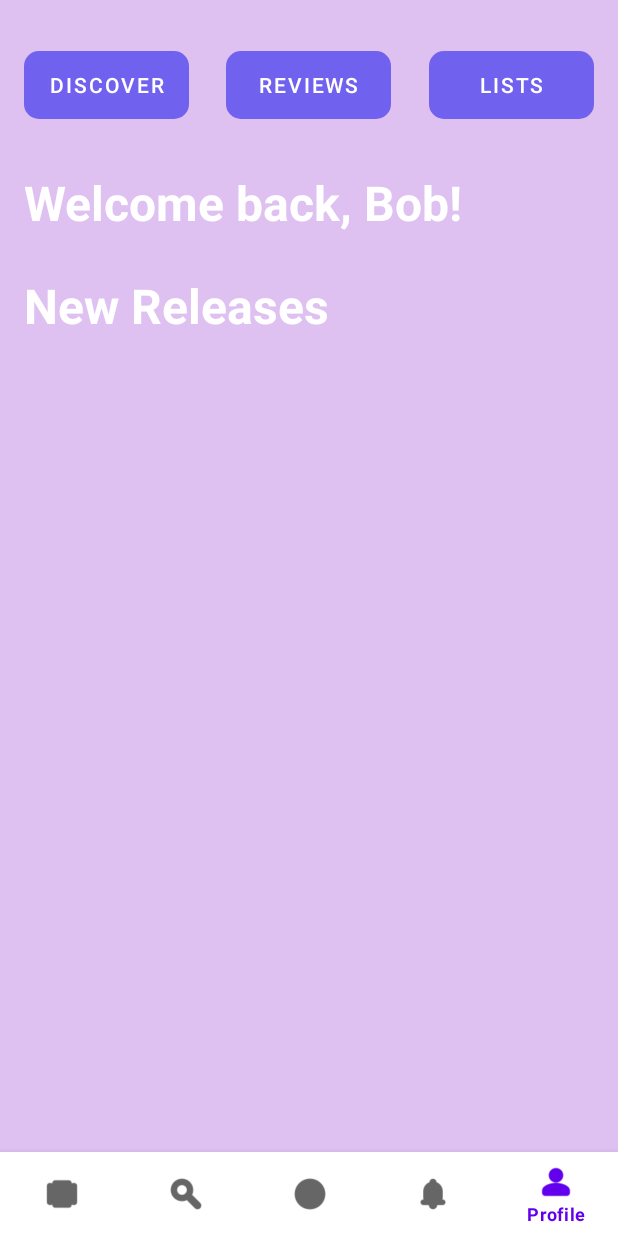
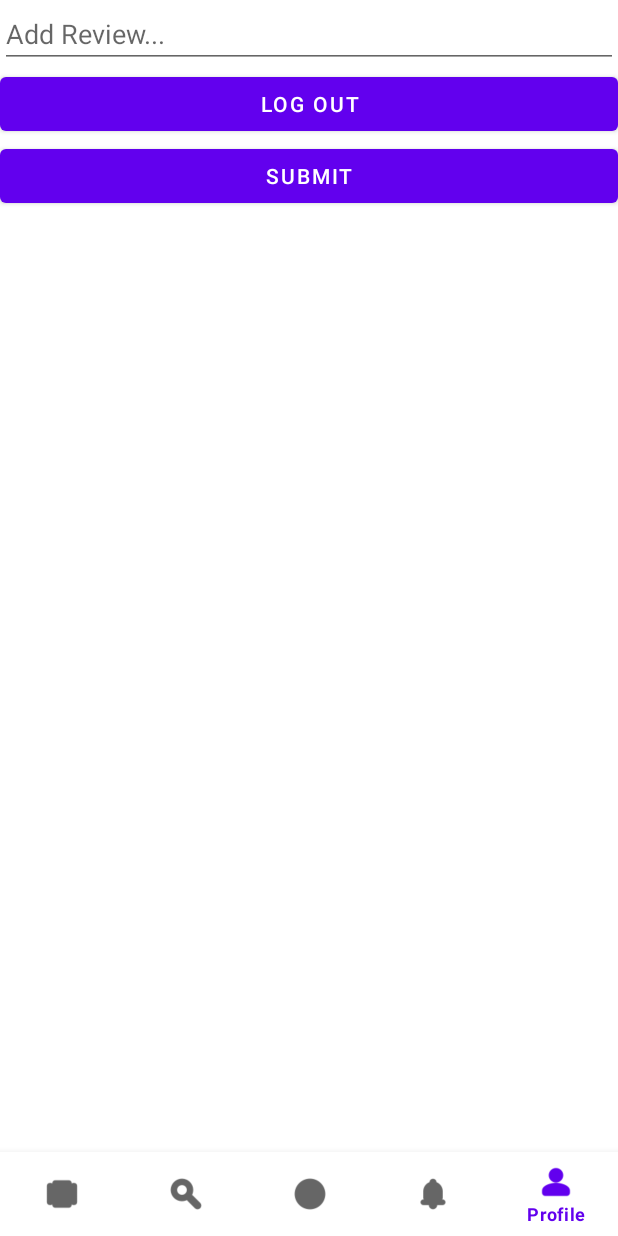
Before and after one commit to TunedTeam/Tuned, an Android app: the MainActivity screen opened directly, with no data from a screen before it, item 5 of the bottom bar chosen, on a phone screen of 412 x 824 dp. Run offline under Robolectric (Android 15) with nearby library versions, the phone set to English and light mode, and no system bars; libraries missing offline, so code that uses them is left out: com.parse.

Commit message:
Profile and Create Review

```diff
--- a/app/src/main/java/com/example/tuned/MainActivity.java
+++ b/app/src/main/java/com/example/tuned/MainActivity.java
@@ -9,7 +9,9 @@ import android.os.Bundle;
 import android.view.MenuItem;
 import android.widget.Toast;
 
+import com.example.tuned.fragments.CreateReviewFragment;
 import com.example.tuned.fragments.DiscoverFragment;
+import com.example.tuned.fragments.ProfileFragment;
 import com.google.android.material.bottomnavigation.BottomNavigationView;
 
 public class MainActivity extends AppCompatActivity {
@@ -40,7 +42,7 @@ public class MainActivity extends AppCompatActivity {
                         break;
                     case R.id.action_create:
                         Toast.makeText(MainActivity.this, "Create Review!", Toast.LENGTH_SHORT).show();
-                        fragment = new DiscoverFragment();
+                        fragment = new CreateReviewFragment();
                         break;
                     case R.id.action_alerts:
                         Toast.makeText(MainActivity.this, "Alerts!", Toast.LENGTH_SHORT).show();
@@ -49,7 +51,7 @@ public class MainActivity extends AppCompatActivity {
                     case R.id.action_profile:
                     default:
                         Toast.makeText(MainActivity.this, "Profile!", Toast.LENGTH_SHORT).show();
-                        fragment = new DiscoverFragment();
+                        fragment = new ProfileFragment();
                         break;
                 }
                 fragmentManager.beginTransaction().replace(R.id.flContainer, fragment).commit();
--- /dev/null
+++ b/app/src/main/java/com/example/tuned/fragments/CreateReviewFragment.java
@@ -0,0 +1,179 @@
+package com.example.tuned.fragments;
+
+import android.content.Intent;
+import android.graphics.Bitmap;
+import android.graphics.BitmapFactory;
+import android.net.Uri;
+import android.os.Bundle;
+
+import androidx.annotation.NonNull;
+import androidx.annotation.Nullable;
+import androidx.core.content.FileProvider;
+import androidx.fragment.app.Fragment;
+
+import android.os.Environment;
+import android.provider.MediaStore;
+import android.util.Log;
+import android.view.LayoutInflater;
+import android.view.View;
+import android.view.ViewGroup;
+import android.widget.Button;
+import android.widget.EditText;
+import android.widget.ImageView;
+import android.widget.ProgressBar;
+import android.widget.Toast;
+
+import com.example.tuned.LoginActivity;
+import com.example.tuned.MainActivity;
+import com.example.tuned.Review;
+import com.example.tuned.ReviewAdapter;
+import com.example.tuned.R;
+import com.example.tuned.Review;
+import com.parse.FindCallback;
+import com.parse.LogOutCallback;
+import com.parse.ParseException;
+import com.parse.ParseFile;
+import com.parse.ParseQuery;
+import com.parse.ParseUser;
+import com.parse.SaveCallback;
+
+import java.io.File;
+import java.util.List;
+
+import static android.app.Activity.RESULT_OK;
+
+/**
+ * A simple {@link Fragment} subclass.
+ */
+public class CreateReviewFragment extends Fragment {
+
+    public static final String TAG = "CreateReview";
+    protected ReviewAdapter adapter;
+    public static final int CAPTURE_IMAGE_ACTIVITY_REQUEST_CODE = 42;
+    private EditText etDescription;
+    private Button btnSubmit;
+    private Button btnLogout;
+
+
+    public CreateReviewFragment() {
+        // Required empty public constructor
+    }
+
+
+    // The onCreateView method is called when Fragment should create its View object hierarchy,
+    @Override
+    public View onCreateView(LayoutInflater inflater, ViewGroup container, Bundle savedInstanceState) {
+        // Defines the xml file for the fragment
+        return inflater.inflate(R.layout.fragment_createreview, container, false);
+    }
+
+
+    // This event is triggered soon after onCreateView().
+    // Any view setup should occur here.  E.g., view lookups and attaching view listeners.
+    @Override
+    public void onViewCreated(@NonNull View view, @Nullable Bundle savedInstanceState) {
+        super.onViewCreated(view, savedInstanceState);
+        etDescription = view.findViewById(R.id.etDescription);
+        btnSubmit = view.findViewById(R.id.btnSubmit);
+        btnLogout = view.findViewById(R.id.btnLogout);
+
+        // queryPosts();
+        btnSubmit.setOnClickListener(new View.OnClickListener() {
+            @Override
+            public void onClick(View view) {
+                String description = etDescription.getText().toString();
+
+                if (description.isEmpty())
+                {
+                    Toast.makeText(getContext(), "Review cannot be empty", Toast.LENGTH_SHORT).show();
+                    return;
+                }
+
+                ParseUser currentUser = ParseUser.getCurrentUser();
+            }
+        });
+
+        btnLogout.setOnClickListener(new View.OnClickListener() {
+            @Override
+            public void onClick(View view) {
+                userLogout();
+            }
+        });
+
+    }
+
+    private void userLogout() {
+        ParseUser.logOutInBackground(new LogOutCallback() {
+            @Override
+            public void done(ParseException e) {
+                if (e != null) {
+                    Log.e(TAG, "Error logging out!", e);
+                    Toast.makeText(getContext(), "Erorr logging out!", Toast.LENGTH_SHORT).show();
+                }
+                Log.i(TAG, "Successfully logged out!");
+                Toast.makeText(getContext(), "Successfully logged out", Toast.LENGTH_SHORT).show();
+                goLoginActivity();
+            }
+        });
+        ParseUser currentUser = ParseUser.getCurrentUser(); // this will now be null
+    }
+
+
+    private void goLoginActivity() {
+        Intent i  = new Intent(getContext(), LoginActivity.class);
+        startActivity(i);
+        getActivity().finish();
+    }
+
+
+    private void savePost(String description, ParseUser currentUser) {
+        Review post = new Review();
+        post.setDescription(description);
+
+        post.setUser(currentUser);
+        post.saveInBackground(new SaveCallback() {
+            @Override
+            public void done(ParseException e) {
+                if (e != null)
+                {
+                    Log.e(TAG, "Error while saving", e);
+                    Toast.makeText(getContext(), "Error while saving!", Toast.LENGTH_SHORT).show();
+                }
+                Log.i(TAG, "Post save was successful!");
+                etDescription.setText("");
+
+            }
+        });
+    }
+
+
+    protected void queryPosts() {
+        ParseQuery<Review> query = ParseQuery.getQuery(Review.class);
+        query.include(Review.KEY_USER);
+        query.setLimit(20);
+        query.addDescendingOrder(Review.KEY_CREATED_KEY);
+        query.findInBackground(new FindCallback<Review>() {
+            @Override
+            public void done(List<Review> posts, ParseException e) {
+                if (e != null)
+                {
+                    Log.e(TAG, "Issue with getting posts", e);
+                    return;
+                }
+
+                for (Review post : posts)
+                {
+                    Log.i(TAG, "Post: " + post.getDescription() + ", username: " + post.getUser().getUsername());
+                }
+
+                adapter.clear();
+                //allPosts.addAll(posts);
+                //swipeContainer.setRefreshing(false);
+                //adapter.notifyDataSetChanged();
+            }
+
+
+        });
+    }
+
+}
--- /dev/null
+++ b/app/src/main/res/layout/fragment_createreview.xml
@@ -0,0 +1,28 @@
+<?xml version="1.0" encoding="utf-8"?>
+<LinearLayout xmlns:android="http://schemas.android.com/apk/res/android"
+    xmlns:tools="http://schemas.android.com/tools"
+    android:orientation="vertical"
+    android:layout_width="match_parent"
+    android:layout_height="match_parent"
+    tools:context=".fragments.CreateReviewFragment">
+
+    <EditText
+        android:id="@+id/etDescription"
+        android:layout_width="match_parent"
+        android:layout_height="wrap_content"
+        android:ems="10"
+        android:hint="Add Review..." />
+
+    <Button
+        android:id="@+id/btnLogout"
+        android:layout_width="match_parent"
+        android:layout_height="wrap_content"
+        android:text="Log out" />
+
+    <Button
+        android:id="@+id/btnSubmit"
+        android:layout_width="match_parent"
+        android:layout_height="wrap_content"
+        android:text="Submit" />
+
+</LinearLayout>
```
Also changed, not shown: app/src/main/java/com/example/tuned/Review.java (added, +30 -0 lines), app/src/main/java/com/example/tuned/ReviewAdapter.java (added, +80 -0 lines), app/src/main/java/com/example/tuned/fragments/ProfileFragment.java (added, +41 -0 lines), app/src/main/res/layout/item_post.xml (added, +24 -0 lines).
